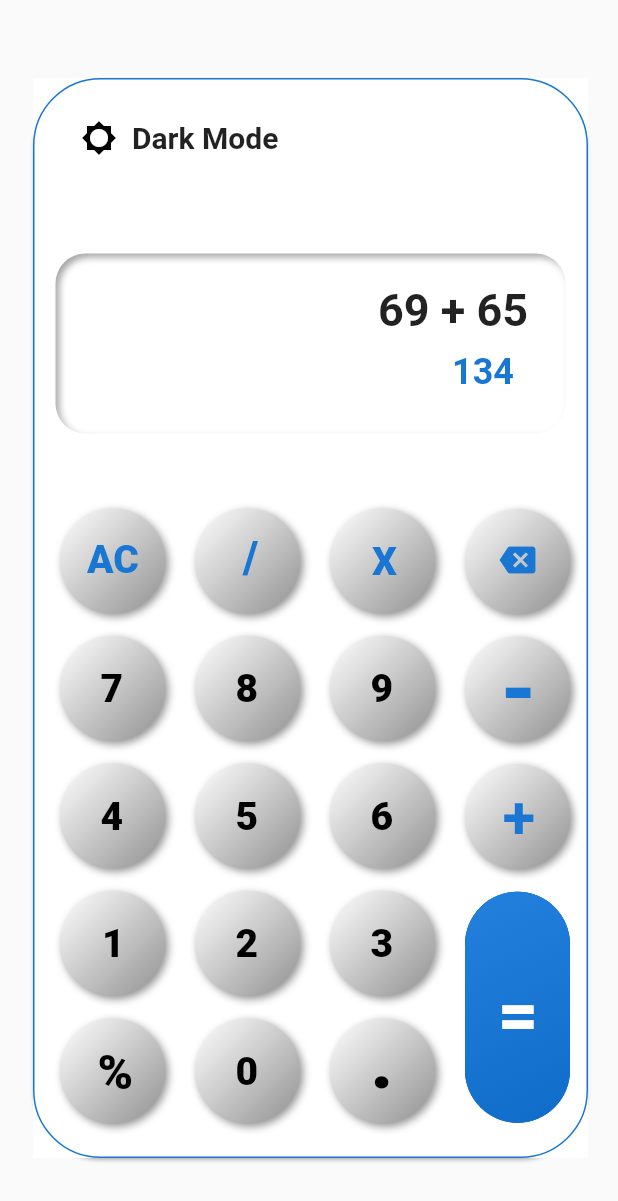
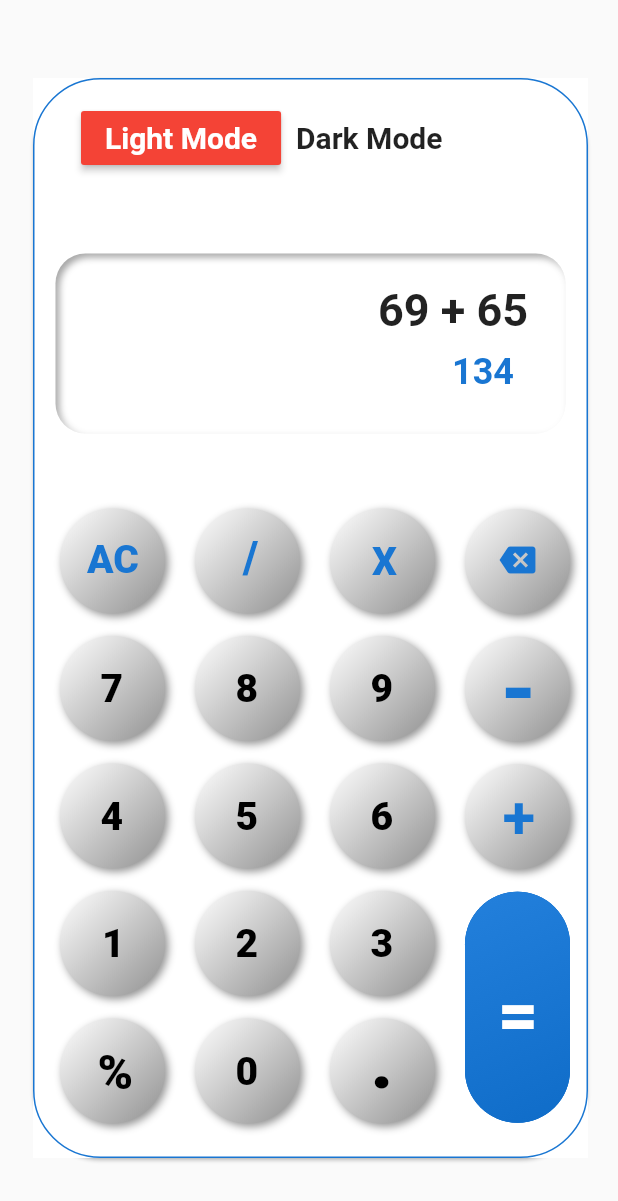
Before and after one commit to sandhyashrestha016/calculator_ui, a Flutter app: the screen it shows after launch, after a tap on "Light Mode", on a phone screen of 412 x 824 dp. Shown: the top 1201 px of the screen. Run offline on Flutter 3.47's test engine with Material 2 defaults, Android fonts, the phone set to English and light mode, and no system bars; drawn by our look-alikes of clay_containers, flutter_neumorphic.

Commit message:
first commit

```diff
--- a/lib/dark.dart
+++ b/lib/dark.dart
@@ -43,7 +43,9 @@ class _DarkState extends State<Dark> {
                       children: [
                         Padding(
                           padding: const EdgeInsets.all(8.0),
-                          child: FlatButton(
+                          child: Row(
+                            children: [
+                              FlatButton(
                                 onPressed: () => Navigator.push(
                                   context,
                                   MaterialPageRoute(
@@ -52,10 +54,6 @@ class _DarkState extends State<Dark> {
                                 ),
                                 child: Row(
                                   children: [
-                                  Icon(
-                                    Icons.brightness_high,
-                                    color: Colors.white,
-                                  ),
                                     Padding(
                                       padding: EdgeInsets.fromLTRB(10, 0, 0, 0),
                                     ),
@@ -68,7 +66,27 @@ class _DarkState extends State<Dark> {
                                       ),
                                     ),
                                   ],
-                              )),
+                                ),
+                              ),
+                              RaisedButton(
+                                color: Colors.red,
+                                onPressed: () => Navigator.push(
+                                  context,
+                                  MaterialPageRoute(
+                                    builder: (context) => Dark(),
+                                  ),
+                                ),
+                                child: Text(
+                                  "Dark Mode",
+                                  style: TextStyle(
+                                    fontSize: 20,
+                                    fontWeight: FontWeight.bold,
+                                    color: Colors.white,
+                                  ),
+                                ),
+                              ),
+                            ],
+                          ),
                         ),
                         Padding(
                           padding: EdgeInsets.fromLTRB(25, 45, 25, 0),
--- a/lib/light.dart
+++ b/lib/light.dart
@@ -51,9 +51,22 @@ class _LightState extends State<Light> {
                             ),
                             child: Row(
                               children: [
-                                Icon(
-                                  Icons.brightness_low,
-                                  color: Colors.black,
+                                RaisedButton(
+                                  color: Colors.red,
+                                  onPressed: () => Navigator.push(
+                                    context,
+                                    MaterialPageRoute(
+                                      builder: (context) => Light(),
+                                    ),
+                                  ),
+                                  child: Text(
+                                    "Light Mode",
+                                    style: TextStyle(
+                                      fontSize: 20,
+                                      fontWeight: FontWeight.bold,
+                                      color: Colors.white,
+                                    ),
+                                  ),
                                 ),
                                 Padding(
                                   padding: EdgeInsets.fromLTRB(10, 0, 0, 0),
--- a/pubspec.yaml
+++ b/pubspec.yaml
@@ -25,6 +25,7 @@ dependencies:
     sdk: flutter
   flutter_neumorphic: ^3.0.1
   clay_containers: ^0.2.2
+  characters: ^1.0.0
 
   # The following adds the Cupertino Icons font to your application.
   # Use with the CupertinoIcons class for iOS style icons.
```
Also changed, not shown: pubspec.lock. Lines whose indentation alone changed are shown as unchanged.
